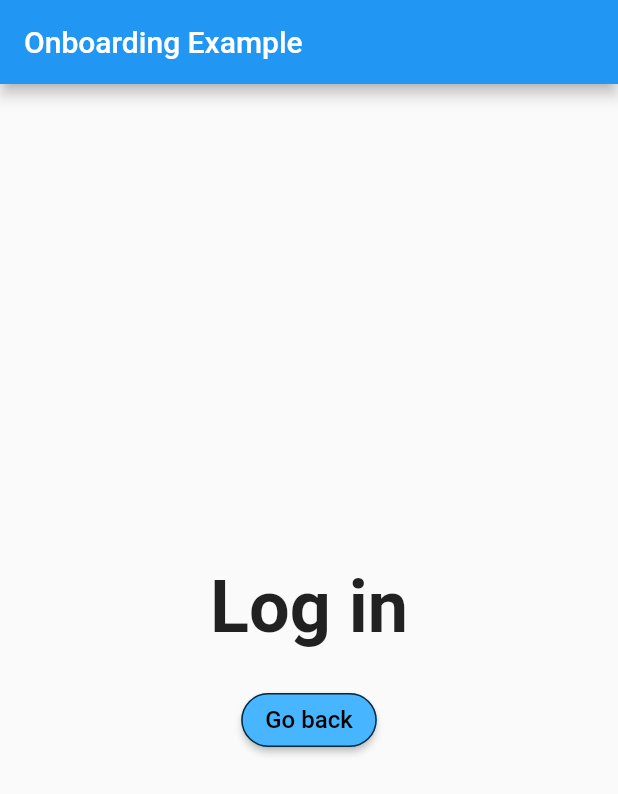
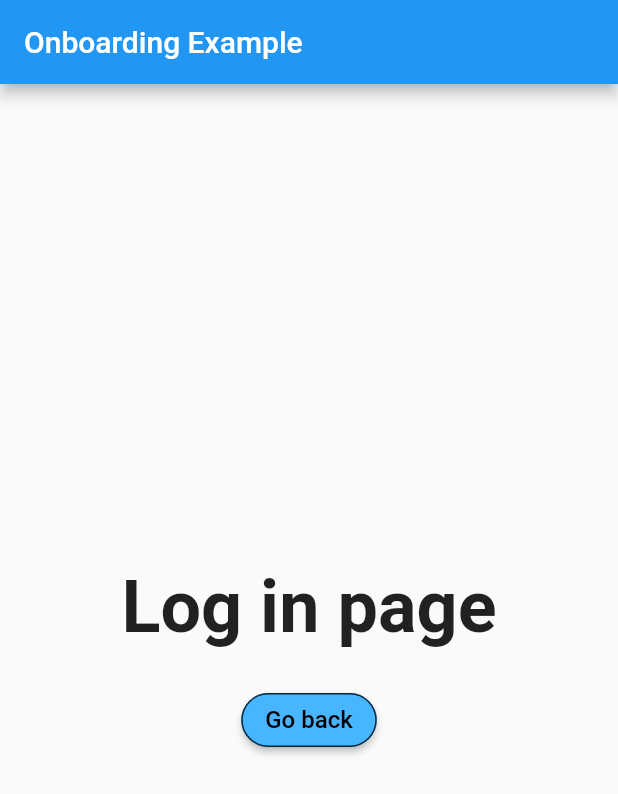
Before and after one commit to kimhonggithub/resturant_project, a Flutter app: the screen it shows after launch, after a tap on "Skip", on a phone screen of 412 x 824 dp. Shown: the top 794 px of the screen. Run offline on Flutter 3.47's test engine with Material 2 defaults, Android fonts, the phone set to English and light mode, and no system bars; our stand-ins replace introduction_screen.

Commit message:
just edited

```diff
--- a/lib/page/LoginPage.dart
+++ b/lib/page/LoginPage.dart
@@ -15,7 +15,7 @@ class LoginPage extends StatelessWidget {
           mainAxisAlignment: MainAxisAlignment.center,
           children: [
             Text(
-              'Log in',
+              'Log in page',
               style: TextStyle(fontSize: 48, fontWeight: FontWeight.bold),
             ),
             const SizedBox(
```
